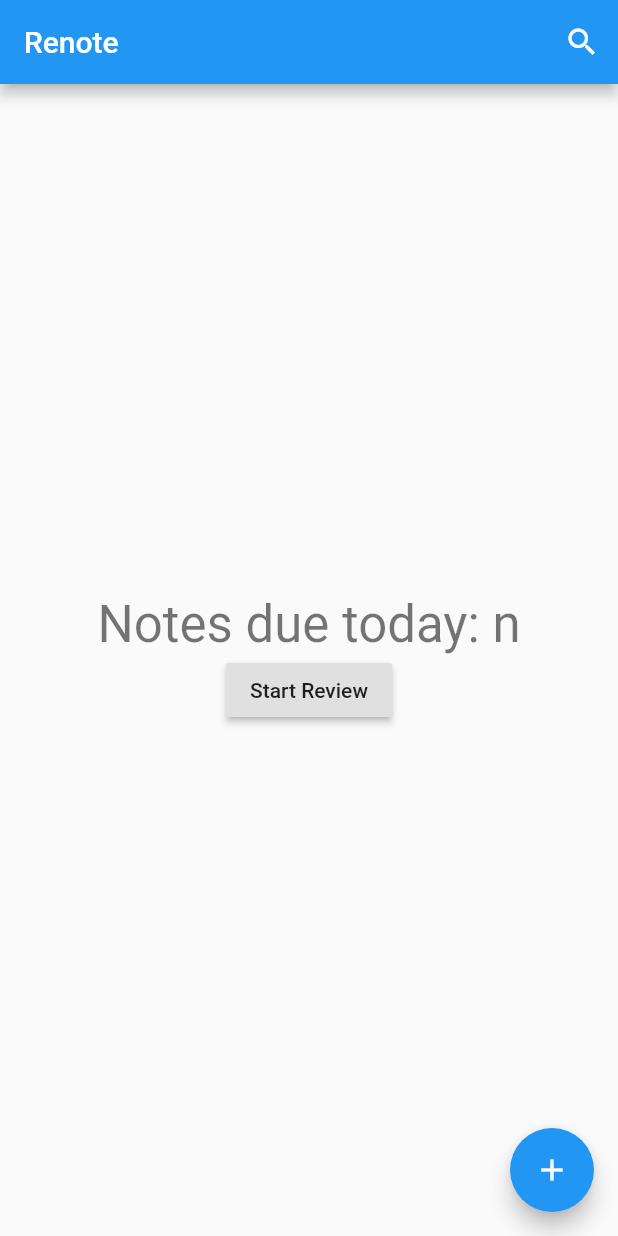
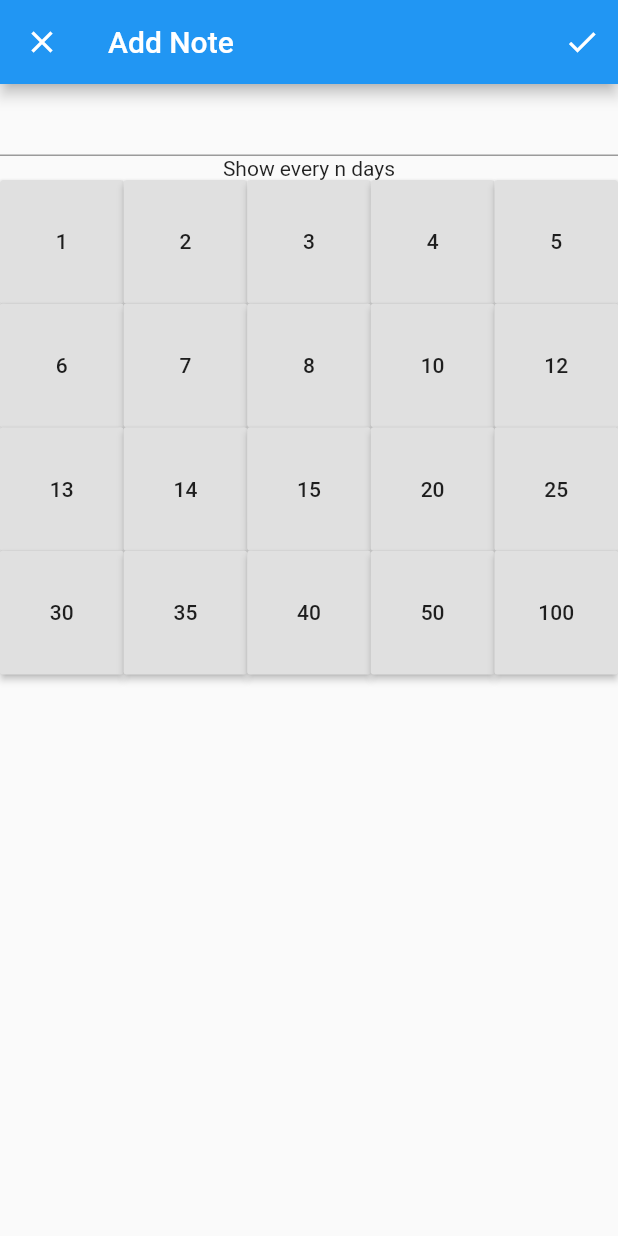
Before and after one commit to jmacindoe/renote-flutter, a Flutter app: the screen it shows after launch, after a tap on the "add" icon, on a phone screen of 412 x 824 dp. Run offline on Flutter 3.47's test engine with Material 2 defaults, Android fonts, the phone set to English and light mode, and no system bars; our stand-ins replace bloc, flutter_bloc; missing offline and left inert: optional.

Commit message:
Add Editor

```diff
--- /dev/null
+++ b/lib/editor/editor.dart
@@ -0,0 +1,19 @@
+import 'package:flutter/material.dart';
+import 'package:flutter_bloc/flutter_bloc.dart';
+import 'package:renote/editor/editor_bloc.dart';
+import 'package:renote/editor/internal_editor.dart';
+import 'package:renote/model/Note.dart';
+
+class Editor extends StatelessWidget {
+  final Note note;
+
+  const Editor({Key key, this.note}) : super(key: key);
+
+  @override
+  Widget build(BuildContext context) {
+    return BlocProvider(
+      create: (context) => EditorBloc(note),
+      child: InternalEditor(),
+    );
+  }
+}
--- /dev/null
+++ b/lib/editor/editor_bloc.dart
@@ -0,0 +1,33 @@
+import 'package:bloc/bloc.dart';
+import 'package:optional/optional.dart';
+import 'package:renote/editor/editor_event.dart';
+import 'package:renote/editor/editor_state.dart';
+import 'package:renote/model/Note.dart';
+
+class EditorBloc extends Bloc<EditorEvent, EditorState> {
+  final Note initialNote;
+
+  EditorBloc(this.initialNote);
+
+  @override
+  EditorState get initialState => EditorState(
+      initialNote?.body ?? "",
+      Optional.ofNullable(initialNote?.due),
+      initialNote == null ? EditorMode.add : EditorMode.edit,
+      false);
+
+  @override
+  Stream<EditorState> mapEventToState(EditorEvent event) async* {
+    if (event is BodyUpdatedEvent) {
+      yield EditorState(
+          event.body, state.dueDays, state.mode, state.finishedEditing);
+    } else if (event is DueDateUpdatedEvent) {
+      yield EditorState(state.body, Optional.of(event.days), state.mode,
+          state.finishedEditing);
+    } else if (event is FinishedEditingEvent) {
+      yield EditorState(state.body, state.dueDays, state.mode, true);
+    } else {
+      throw ArgumentError("Unknown event: $event");
+    }
+  }
+}
--- /dev/null
+++ b/lib/editor/editor_event.dart
@@ -0,0 +1,15 @@
+abstract class EditorEvent {}
+
+class BodyUpdatedEvent extends EditorEvent {
+  final String body;
+
+  BodyUpdatedEvent(this.body);
+}
+
+class DueDateUpdatedEvent extends EditorEvent {
+  final int days;
+
+  DueDateUpdatedEvent(this.days);
+}
+
+class FinishedEditingEvent extends EditorEvent {}
--- /dev/null
+++ b/lib/editor/editor_state.dart
@@ -0,0 +1,12 @@
+import 'package:optional/optional.dart';
+
+enum EditorMode { add, edit }
+
+class EditorState {
+  final String body;
+  final Optional<int> dueDays;
+  final EditorMode mode;
+  final bool finishedEditing;
+
+  EditorState(this.body, this.dueDays, this.mode, this.finishedEditing);
+}
--- /dev/null
+++ b/lib/editor/internal_editor.dart
@@ -0,0 +1,126 @@
+import 'package:flutter/material.dart';
+import 'package:flutter_bloc/flutter_bloc.dart';
+import 'package:optional/optional.dart';
+import 'package:renote/editor/editor_bloc.dart';
+import 'package:renote/editor/editor_event.dart';
+import 'package:renote/editor/editor_state.dart';
+import 'package:renote/editor/next_due_pad.dart';
+import 'package:renote/strings.dart';
+
+class InternalEditor extends StatefulWidget {
+  @override
+  _InternalEditorState createState() => _InternalEditorState();
+}
+
+class _InternalEditorState extends State<StatefulWidget> {
+  var _textController;
+
+  _onDueDaysChanged(BuildContext context, int dueDays) {
+    BlocProvider.of<EditorBloc>(context).add(DueDateUpdatedEvent(dueDays));
+  }
+
+  _onBodyChanged(BuildContext context, String body) {
+    BlocProvider.of<EditorBloc>(context).add(BodyUpdatedEvent(body));
+  }
+
+  _discardEdit(BuildContext context) {
+    final EditorBloc bloc = BlocProvider.of<EditorBloc>(context);
+    final String uneditedBody = bloc.initialNote?.body ?? "";
+    final Optional<int> uneditedDueDays =
+        Optional.ofNullable(bloc.initialNote?.due);
+    // TODO: UI tests for this
+    if (bloc.state.body != uneditedBody ||
+        bloc.state.dueDays != uneditedDueDays) {
+      _showConfirmDiscardDialog(context);
+    } else {
+      bloc.add(FinishedEditingEvent());
+    }
+  }
+
+  _finishEditing(BuildContext context) {
+    BlocProvider.of<EditorBloc>(context).add(FinishedEditingEvent());
+  }
+
+  @override
+  Widget build(BuildContext context) {
+    if (_textController == null) {
+      final initialText = BlocProvider.of<EditorBloc>(context).state.body;
+      _textController = TextEditingController(text: initialText);
+    }
+
+    return BlocConsumer<EditorBloc, EditorState>(listener: (context, state) {
+      if (state.finishedEditing) {
+        Navigator.pop(context);
+      }
+    }, builder: (context, state) {
+      return Scaffold(
+          appBar: AppBar(
+            title: Text(_screenTitle(state)),
+            actions: <Widget>[
+              IconButton(
+                  icon: Icon(Icons.done),
+                  onPressed: () => _finishEditing(context))
+            ],
+            leading: IconButton(
+              icon: Icon(Icons.close),
+              onPressed: () => _discardEdit(context),
+            ),
+          ),
+          body: Column(children: <Widget>[
+            TextField(
+              controller: _textController,
+              minLines: 1,
+              maxLines: 100,
+              onChanged: (body) => _onBodyChanged(context, body),
+            ),
+            Center(
+              child: Text(Strings.editor.showEveryDays),
+            ),
+            NextDuePad(
+              onSelection: (days) => _onDueDaysChanged(context, days),
+              currentValue: state.dueDays,
+            ),
+          ]));
+    });
+  }
+
+  String _screenTitle(EditorState state) {
+    return state.mode == EditorMode.add
+        ? Strings.editor.screenNameAdd
+        : Strings.editor.screenNameEdit;
+  }
+
+  @override
+  void dispose() {
+    _textController.dispose();
+    super.dispose();
+  }
+}
+
+_showConfirmDiscardDialog(BuildContext context) {
+  final EditorBloc bloc = BlocProvider.of<EditorBloc>(context);
+  showDialog(
+      context: context,
+      builder: (BuildContext context) {
+        return AlertDialog(
+          title: Text(bloc.state.mode == EditorMode.add
+              ? Strings.editor.confirmDiscardAddTitle
+              : Strings.editor.confirmDiscardEditTitle),
+          actions: [
+            FlatButton(
+              child: Text(Strings.editor.confirmDiscardConfirmAction),
+              onPressed: () {
+                Navigator.of(context).pop(); // Dismiss dialog
+                bloc.add(FinishedEditingEvent());
+              },
+            ),
+            FlatButton(
+              child: Text(Strings.editor.confirmDiscardAbortAction),
+              onPressed: () {
+                Navigator.of(context).pop(); // Dismiss dialog
+              },
+            ),
+          ],
+        );
+      });
+}
--- /dev/null
+++ b/lib/editor/next_due_pad.dart
@@ -0,0 +1,63 @@
+import 'package:flutter/material.dart';
+import 'package:optional/optional.dart';
+
+final List<int> _options = [
+  1,
+  2,
+  3,
+  4,
+  5,
+  6,
+  7,
+  8,
+  10,
+  12,
+  13,
+  14,
+  15,
+  20,
+  25,
+  30,
+  35,
+  40,
+  50,
+  100
+];
+
+class NextDuePad extends StatelessWidget {
+  final Function(int) onSelection;
+  final Optional<int> currentValue;
+
+  const NextDuePad({Key key, this.onSelection, @required this.currentValue})
+      : super(key: key);
+
+  @override
+  Widget build(BuildContext context) {
+    final options = _getOptions(currentValue);
+
+    return GridView.count(
+      crossAxisCount: 5,
+      shrinkWrap: true,
+      children: options.map(_optionWidget).toList(),
+    );
+  }
+
+  List<int> _getOptions(Optional<int> currentValue) {
+    if (currentValue.isPresent && !_options.contains(currentValue.value)) {
+      return List.from(_options)
+        ..add(currentValue.value)
+        ..sort();
+    } else {
+      return _options;
+    }
+  }
+
+  Widget _optionWidget(int option) {
+    if (currentValue.isPresent && option == currentValue.value) {
+      return Text("Selected: $option");
+    } else {
+      return RaisedButton(
+          onPressed: () => onSelection?.call(option), child: Text("$option"));
+    }
+  }
+}
--- a/lib/home/home.dart
+++ b/lib/home/home.dart
@@ -1,22 +1,24 @@
 import 'package:flutter/material.dart';
 import 'package:flutter_bloc/flutter_bloc.dart';
+import 'package:renote/editor/editor.dart';
 import 'package:renote/model/Note.dart';
 import 'package:renote/search/NoteSearchDelegate.dart';
 import 'package:renote/search/SearchBloc.dart';
 import 'package:renote/strings.dart';
 
 class Home extends StatelessWidget {
-  _addNoteRequested() {
-    // TODO
+  _addNoteRequested(BuildContext context) {
+    Navigator.of(context)
+        .push(MaterialPageRoute(builder: (context) => Editor()));
   }
 
   _searchRequested(BuildContext context) async {
-    final Note result = await showSearch(
+    final Note note = await showSearch(
       context: context,
       delegate: NoteSearchDelegate(BlocProvider.of<SearchBloc>(context)),
     );
-
-    // TODO: open editor on result
+    Navigator.of(context)
+        .push(MaterialPageRoute(builder: (context) => Editor(note: note)));
   }
 
   _reviewRequested() {}
@@ -48,7 +50,7 @@ class Home extends StatelessWidget {
         ),
       ),
       floatingActionButton: FloatingActionButton(
-        onPressed: _addNoteRequested,
+        onPressed: () => _addNoteRequested(context),
         tooltip: Strings.home.addNoteTooltip,
         child: Icon(Icons.add),
       ),
--- a/lib/model/Note.dart
+++ b/lib/model/Note.dart
@@ -1,7 +1,7 @@
 class Note {
-  Note(this.id, this.text, this.due);
+  Note(this.id, this.body, this.due);
 
   final String id;
-  final String text;
-  final String due;
+  final String body;
+  final int due;
 }
--- a/lib/search/NoteSearchDelegate.dart
+++ b/lib/search/NoteSearchDelegate.dart
@@ -63,7 +63,7 @@ class NoteSearchDelegate extends SearchDelegate<Note> {
               itemBuilder: (context, index) {
                 final result = results[index];
                 return ListTile(
-                  title: Text(result.text),
+                  title: Text(result.body),
                   onTap: () => close(context, result),
                 );
               },
--- a/lib/search/SearchRepository.dart
+++ b/lib/search/SearchRepository.dart
@@ -2,8 +2,7 @@ import 'package:renote/model/Note.dart';
 
 class SearchRepository {
   Future<List<Note>> search(String query) {
-    final notes =
-        [1, 2, 3, 4].map((n) => Note("$n", "$query $n", "due")).toList();
+    final notes = [1, 2, 3, 4].map((n) => Note("$n", "$query $n", n)).toList();
     return Future.value(notes);
   }
 }
--- a/lib/strings.dart
+++ b/lib/strings.dart
@@ -2,6 +2,7 @@ class Strings {
   static const appName = "Renote";
   static final home = HomeStrings();
   static final search = SearchStrings();
+  static final editor = EditorStrings();
 }
 
 class HomeStrings {
@@ -12,3 +13,13 @@ class HomeStrings {
 class SearchStrings {
   final screenName = "Search";
 }
+
+class EditorStrings {
+  final screenNameAdd = "Add Note";
+  final screenNameEdit = "Edit Note";
+  final showEveryDays = "Show every n days";
+  final confirmDiscardEditTitle = "Discard changes?";
+  final confirmDiscardAddTitle = "Discard note?";
+  final confirmDiscardConfirmAction = "Discard";
+  final confirmDiscardAbortAction = "Keep editing";
+}
--- a/pubspec.yaml
+++ b/pubspec.yaml
@@ -26,6 +26,7 @@ dependencies:
 
   bloc: ^3.0.0
   flutter_bloc: ^3.1.0
+  optional: ^4.0.1
 
 dev_dependencies:
   flutter_test:
```
Also changed, not shown: pubspec.lock.
